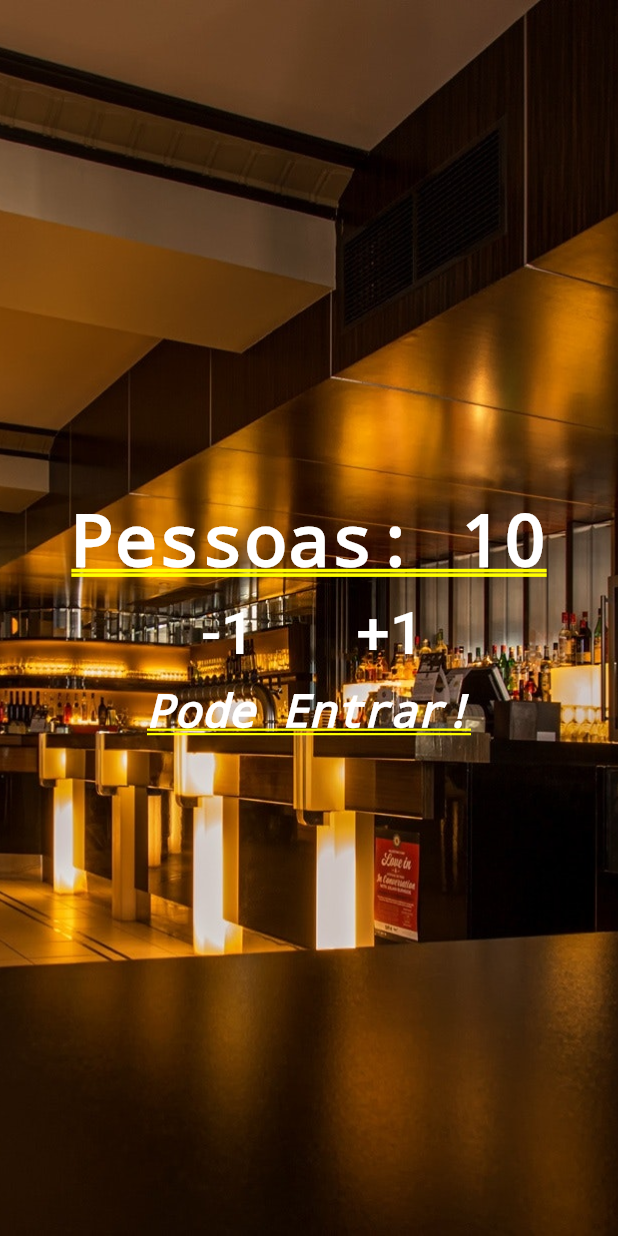
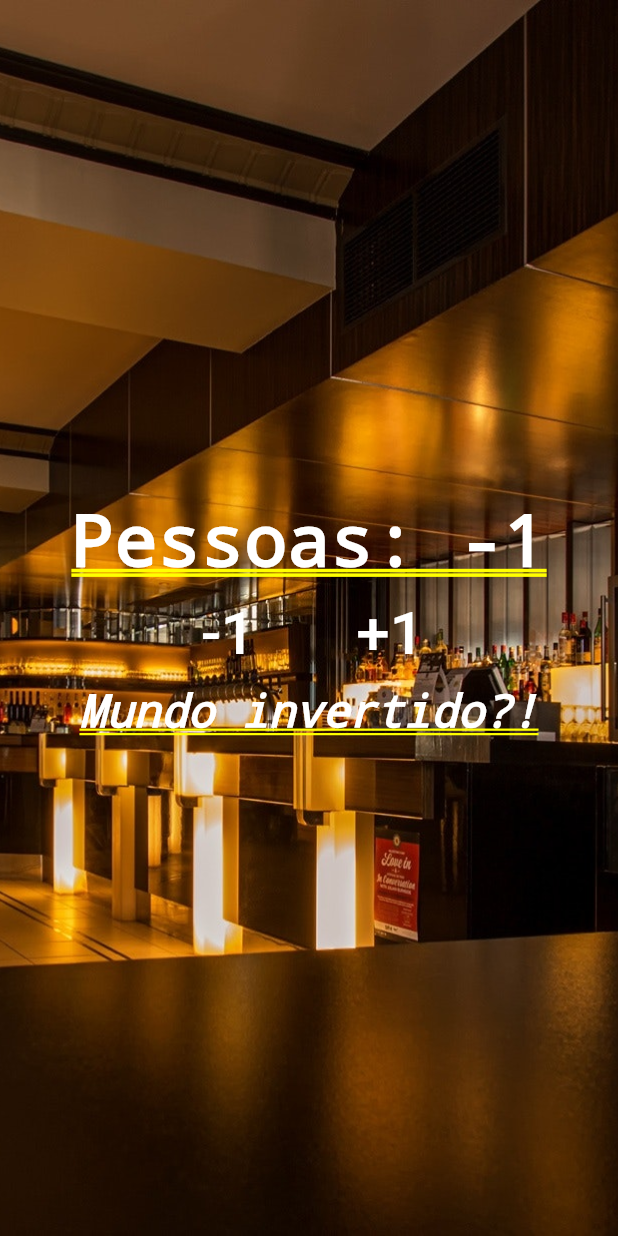
Before and after one commit to leanjr99/flutter_contador_de_pessoas, a Flutter app: the screen it shows after launch, after a tap on "-1", on a phone screen of 412 x 824 dp. Run offline on Flutter 3.47's test engine with Material 2 defaults, Android fonts, the phone set to English and light mode, and no system bars.

Commit message:
finalização do contador de pessoas

```diff
--- a/lib/main.dart
+++ b/lib/main.dart
@@ -1,9 +1,38 @@
 import 'package:flutter/material.dart';
 
 void main() {
-  runApp(MaterialApp(
+  runApp(
+    MaterialApp(
       title: "Contador de Pessoas",
-      home: Stack(
+      home: Home(),
+    ),
+  );
+}
+
+class Home extends StatefulWidget {
+  @override
+  _HomeState createState() => _HomeState();
+}
+
+class _HomeState extends State<Home> {
+  int _people = 0;
+  String _infoText = "Pode Entrar!";
+  void _changePeople(int delta) {
+    setState(() {
+      _people += delta;
+      if (_people <= -1) {
+        _infoText = "Mundo invertido?!";
+      } else if (_people <= 10) {
+        _infoText = "Pode Entrar!";
+      } else {
+        _infoText = "Lotado!";
+      }
+    });
+  }
+
+  @override
+  Widget build(BuildContext context) {
+    return Stack(
       children: [
         Image.asset(
           "images/restaurant.jpg",
@@ -14,13 +43,11 @@ void main() {
           mainAxisAlignment: MainAxisAlignment.center,
           children: <Widget>[
             Text(
-                "Pessoas: 10",
+              "Pessoas: $_people",
               style:
                   TextStyle(color: Colors.white, fontWeight: FontWeight.bold),
             ),
-              Row(
-                  mainAxisAlignment: MainAxisAlignment.center,
-                  children: <Widget>[
+            Row(mainAxisAlignment: MainAxisAlignment.center, children: <Widget>[
               Padding(
                 padding: EdgeInsets.all(10.0),
                 child: FlatButton(
@@ -28,7 +55,9 @@ void main() {
                     "-1",
                     style: TextStyle(fontSize: 40.0, color: Colors.white),
                   ),
-                        onPressed: () {},
+                  onPressed: () {
+                    _changePeople(-1);
+                  },
                 ),
               ),
               Padding(
@@ -38,12 +67,14 @@ void main() {
                     "+1",
                     style: TextStyle(fontSize: 40.0, color: Colors.white),
                   ),
-                        onPressed: () {},
+                  onPressed: () {
+                    _changePeople(1);
+                  },
                 ),
               ),
             ]),
             Text(
-                "Pode Entrar!",
+              _infoText,
               style: TextStyle(
                   color: Colors.white,
                   fontStyle: FontStyle.italic,
@@ -52,5 +83,6 @@ void main() {
           ],
         )
       ],
-      )));
+    );
   }
+}
```
Lines whose indentation alone changed are shown as unchanged.
